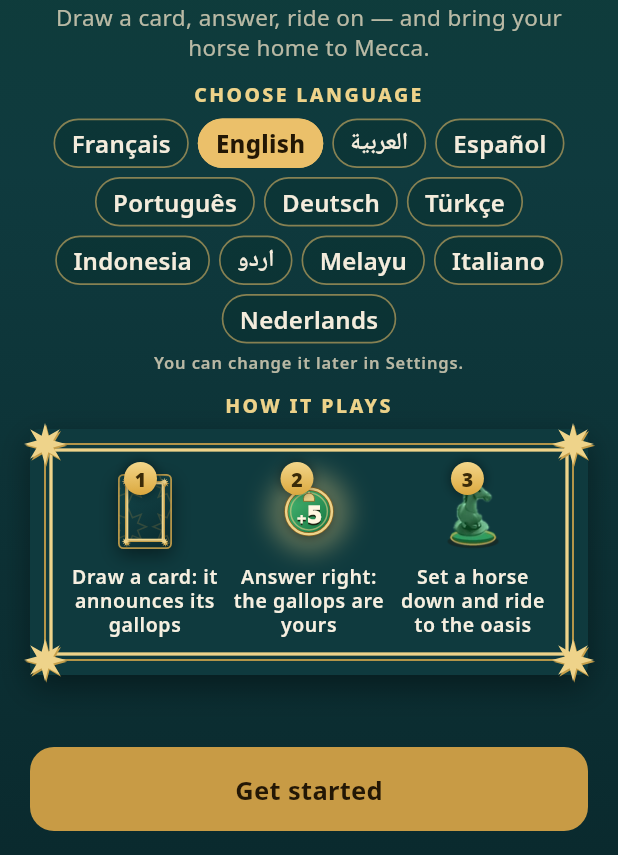
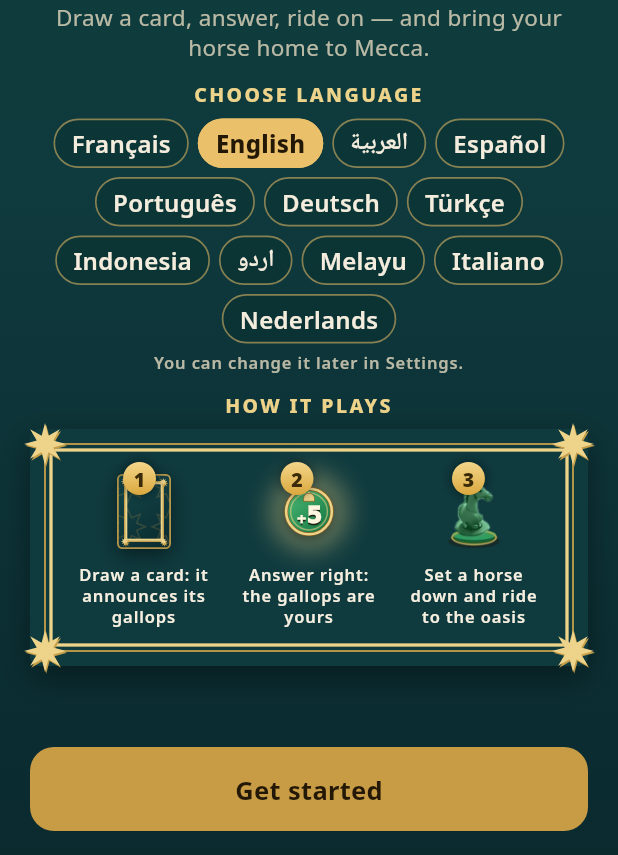
Before and after one commit to UPASCO/IqraQuest, a Flutter app: the screen it shows after launch, on a phone screen of 412 x 824 dp, the part 381-1236 px from its top. Run offline on Flutter 3.47's test engine with Material 3 defaults, Android fonts, the phone set to English and light mode, and no system bars; our stand-ins replace audioplayers, flutter_riverpod, flutter_secure_storage, go_router, in_app_purchase, share_plus and 1 more.

Commit message:
Welcome screen: the three how-to-play steps no longer touch
The three columns of copy under "How you play" were set edge to edge:
each step filled its share of the row with no gutter, so on a narrow
phone the end of one line sat against the start of the next and the
strip read as one run-on sentence.

Each column now keeps its own margin — a ten-pixel gutter between
steps, two more inside each one, and the frame's own padding widened
to match — and the copy is set one step down the scale with a little
more leading, so five lines fit a column without crowding.

A regression test measures the three labels on the smallest phone at
the largest text and fails if any two come within eight pixels.

Co-Authored-By: Claude Fable 5.1 <noreply@anthropic.com>
Claude-Session: https://claude.ai/code/session_01FV3FyCKNjt2AKEZ15AcXXT

```diff
--- a/lib/features/onboarding/presentation/onboarding_screen.dart
+++ b/lib/features/onboarding/presentation/onboarding_screen.dart
@@ -168,9 +168,13 @@ class OnboardingScreen extends ConsumerWidget {
                         _SectionLabel(l10n.onboardingHowTo),
                         const SizedBox(height: 8),
                         OrnateFrame(
-                          padding: const EdgeInsets.fromLTRB(6, 10, 6, 10),
+                          padding: const EdgeInsets.fromLTRB(10, 10, 10, 10),
                           child: Row(
                             crossAxisAlignment: CrossAxisAlignment.start,
+                            // A hairline gutter between the columns: the
+                            // three lines of copy must never touch, at any
+                            // text size or in any language.
+                            spacing: 10,
                             children: [
                               // The game's own pieces, not icons: the
                               // deck's card back, the board's bonus
@@ -366,15 +370,22 @@ class _Step extends StatelessWidget {
             ),
           ),
           const SizedBox(height: 6),
-          Text(
-            label,
-            textAlign: TextAlign.center,
-            maxLines: 4,
-            overflow: TextOverflow.ellipsis,
-            style: Theme.of(context).textTheme.labelMedium?.copyWith(
-              color: colors.onScene,
-              height: 1.2,
-              fontWeight: FontWeight.w600,
+          // The copy is kept inside its own column: a gutter here plus
+          // the row's spacing means two neighbouring lines can never
+          // run into each other, however long the translation.
+          Padding(
+            padding: const EdgeInsets.symmetric(horizontal: 2),
+            child: Text(
+              label,
+              key: ValueKey('step-label-$number'),
+              textAlign: TextAlign.center,
+              maxLines: 5,
+              overflow: TextOverflow.ellipsis,
+              style: Theme.of(context).textTheme.labelSmall?.copyWith(
+                color: colors.onScene,
+                height: 1.25,
+                fontWeight: FontWeight.w600,
+              ),
             ),
           ),
         ],
```
Also changed, not shown: 1 other file.
